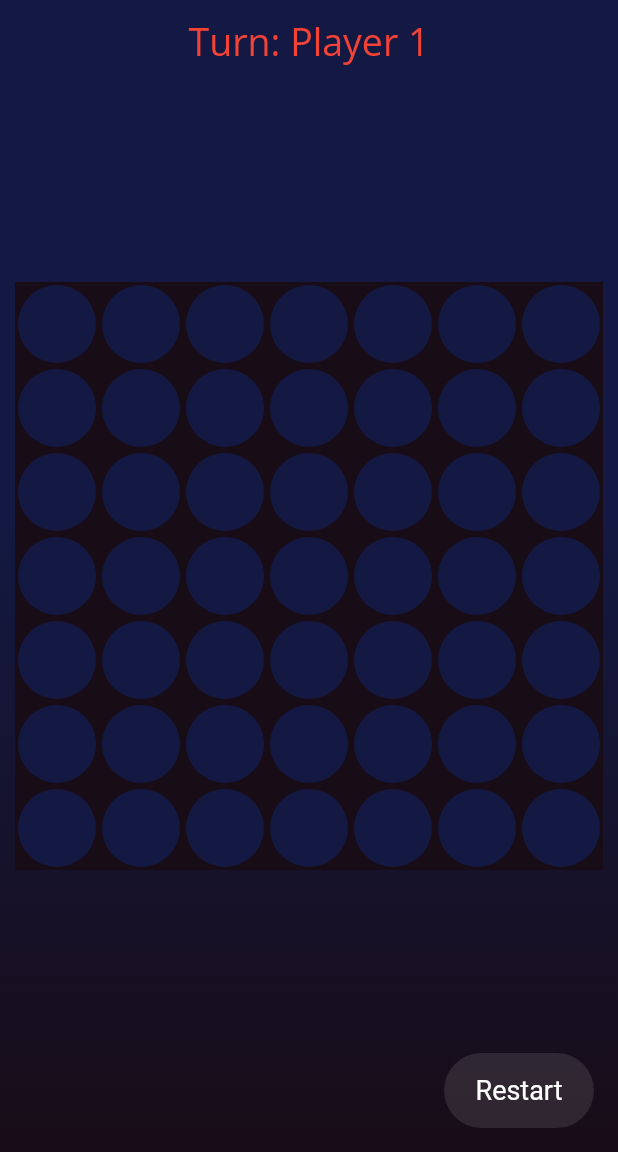
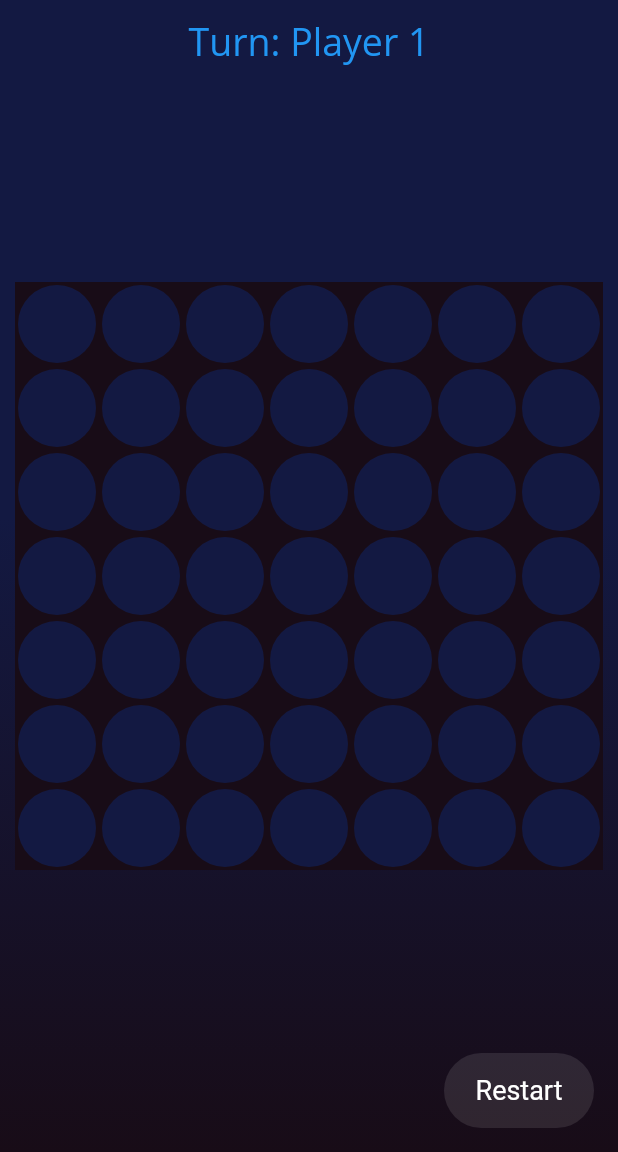
Before and after one commit to samitkapoor/connect4, a Flutter app: the screen it shows after launch, on a phone screen of 412 x 824 dp, the part 84-1236 px from its top. Run offline on Flutter 3.47's test engine with Material 2 defaults, Android fonts, the phone set to English and light mode, and no system bars; our stand-ins replace google_fonts.

Commit message:
Changed player colors

```diff
--- a/lib/components/game_board.dart
+++ b/lib/components/game_board.dart
@@ -78,14 +78,14 @@ class GameBoardState extends State<GameBoard> {
                               column: coin['column'] as int,
                               selected: true,
                               // color: const Color(0xff01bfbf),
-                              color: Colors.red,
+                              color: Colors.blue,
                             )
                           : Coin(
                               row: coin['row'] as int,
                               column: coin['column'] as int,
                               selected: true,
                               // color: const Color(0xfff49880),
-                              color: Colors.yellow,
+                              color: Colors.green,
                             ),
                 ),
               );
--- a/lib/components/player_turn_widget.dart
+++ b/lib/components/player_turn_widget.dart
@@ -18,7 +18,7 @@ class PlayerTurnWidgetState extends State<PlayerTurnWidget> {
     return Text(
       'Turn: Player $player',
       style: GoogleFonts.openSans(
-        color: (player == 1) ? Colors.red : Colors.yellow,
+        color: (player == 1) ? Colors.blue : Colors.green,
         fontWeight: FontWeight.w400,
         fontSize: 25,
       ),
```
